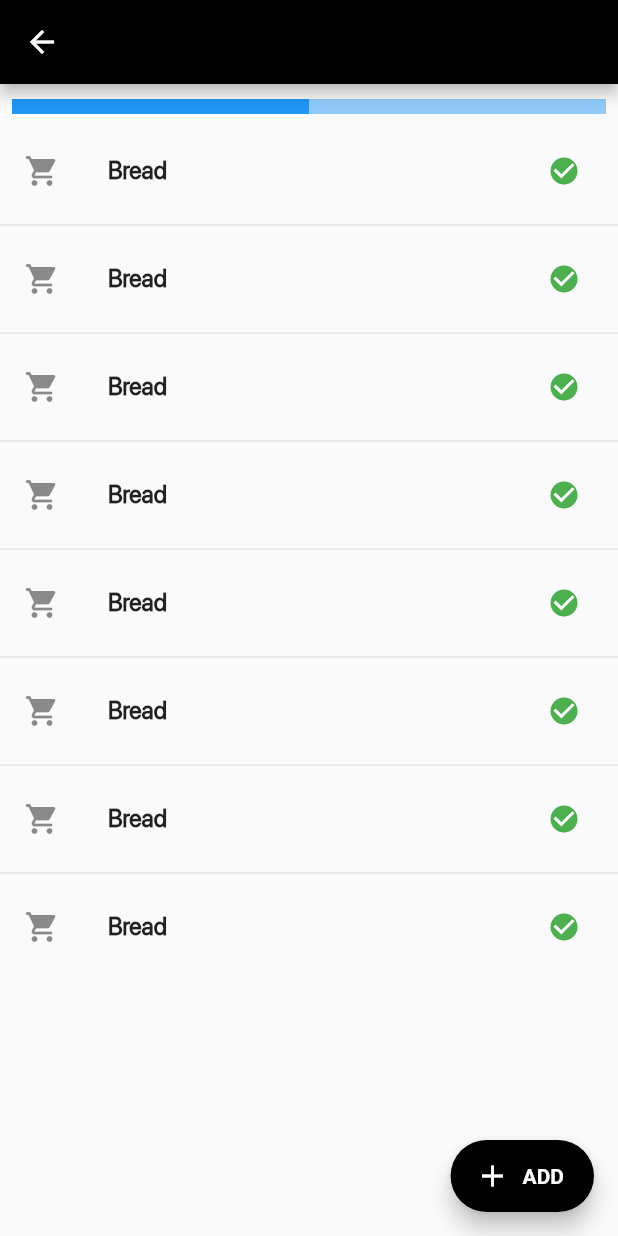
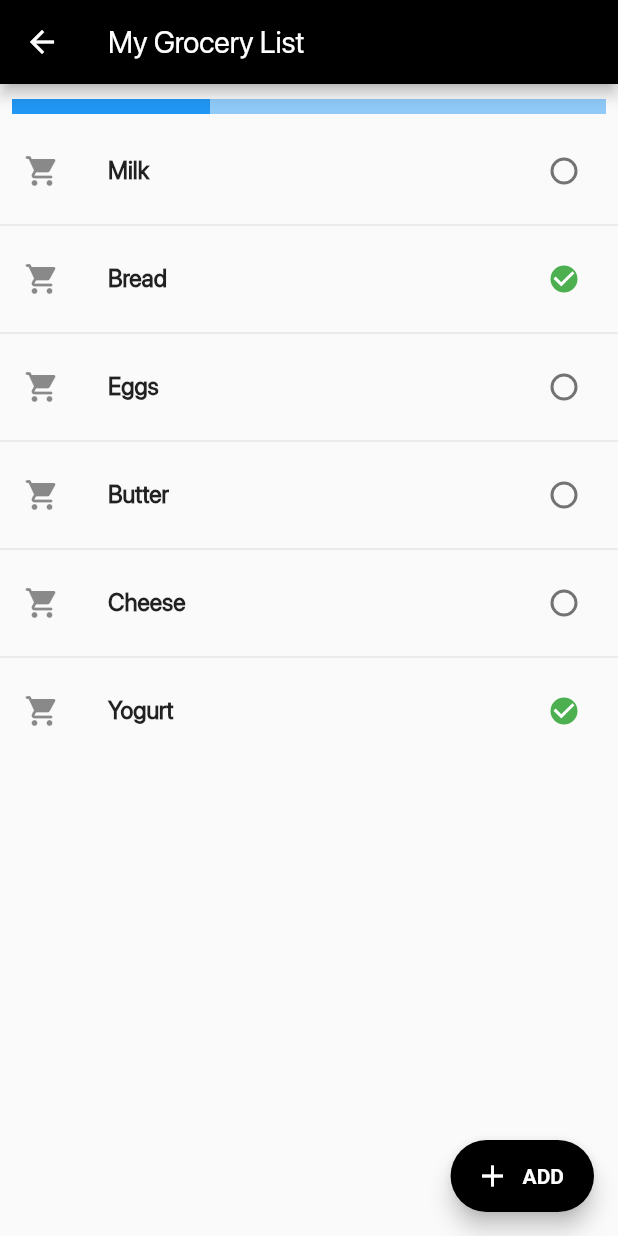
Before and after one commit to Mr-Ashitey/Mobi-Grocery-Shopping, a Flutter app: the ListDetail screen opened directly with empty values, on a phone screen of 412 x 824 dp. Run offline on Flutter 3.47's test engine with Material 2 defaults, Android fonts, the phone set to English and light mode, and no system bars; drawn by our look-alikes of flutter_slidable.

Commit message:
populate list detail with grocery list items

```diff
--- a/lib/presentation/list_detail/detail.dart
+++ b/lib/presentation/list_detail/detail.dart
@@ -1,32 +1,40 @@
 import 'package:flutter/material.dart';
 import 'package:flutter_slidable/flutter_slidable.dart';
+import 'package:mobi_grocery_shopping/core/helper_functions.dart';
 import 'package:mobi_grocery_shopping/core/utils/add_item_util.dart';
 
 class ListDetail extends StatelessWidget {
-  final String listTitle;
-  const ListDetail({super.key, required this.listTitle});
+  final int groceryId;
+  const ListDetail({super.key, required this.groceryId});
 
   @override
   Widget build(BuildContext context) {
+    final groceryList = findGroceryList(groceryId);
+    final collectedGroceryItems =
+        getCollectedGroceryItems(groceryList!.items ?? []);
     return Scaffold(
       appBar: AppBar(
-        title: Text(listTitle),
+        title: Text(groceryList.name ?? ""),
       ),
       body: Column(
         children: [
           const SizedBox(height: 10),
           Container(
             padding: const EdgeInsets.symmetric(horizontal: 8.0),
-            child: const LinearProgressIndicator(
-              value: 0.5,
+            child: LinearProgressIndicator(
+              value: groceryList.items!.isEmpty
+                  ? 0
+                  : collectedGroceryItems.length / groceryList.items!.length,
               minHeight: 10,
             ),
           ),
           const SizedBox(height: 10),
+          if (groceryList.items!.isEmpty) const Text("Add item"),
           Expanded(
             child: ListView.separated(
-              itemCount: 8,
+              itemCount: groceryList.items!.length,
               itemBuilder: (_, itemCount) {
+                final groceryItems = groceryList.items![itemCount];
                 return Slidable(
                   // Specify a key if the Slidable is dismissible.
                   key: const ValueKey(0),
@@ -62,11 +70,11 @@ class ListDetail extends StatelessWidget {
                   ),
                   child: CheckboxListTile(
                     onChanged: (changedValue) {},
-                    value: true,
+                    value: groceryItems.collected,
                     activeColor: Colors.green,
-                    title: const Text(
-                      "Bread",
-                      style: TextStyle(fontWeight: FontWeight.w700),
+                    title: Text(
+                      groceryItems.name!,
+                      style: const TextStyle(fontWeight: FontWeight.w700),
                     ),
                     secondary: const Icon(Icons.local_grocery_store_rounded),
                     checkboxShape: const CircleBorder(),
```
